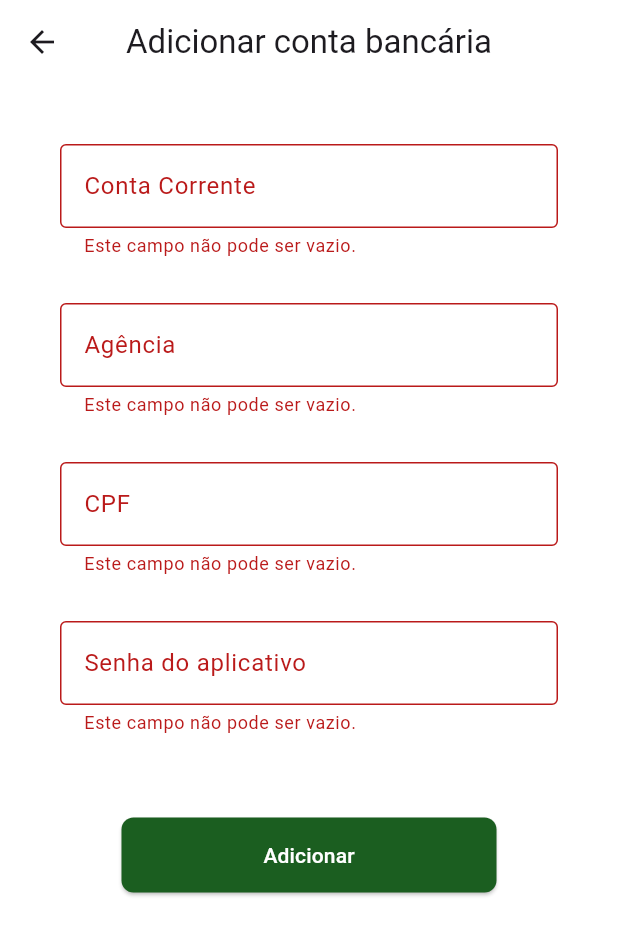
After one commit to holyicecream/Meu-Financeiro, a Flutter app: the DadosDaContaBancaria screen opened by its route, after a tap on "Adicionar", on a phone screen of 412 x 824 dp. The commit adds this screen. Shown: the top 935 px of the screen. Run offline on Flutter 3.47's test engine with Material 3 defaults, Android fonts, the phone set to English and light mode, and no system bars; our stand-ins replace fixnum; missing offline and left inert: mongo_dart.

Commit message:
criei a tela de bancos, ta cadastrando manualmente, outros updates

```diff
--- a/mongo_project/lib/Pages/Login.dart
+++ b/mongo_project/lib/Pages/Login.dart
@@ -120,8 +120,9 @@ class LoginState extends State<Login> {
                                   dataClientes[i]['cod_cliente'];
                               todosArguments.dataClientes.nomeCliente =
                                   dataClientes[i]['nome'];
-                              Navigator.pushNamed(context, '/Main',
-                                  arguments: todosArguments);
+                                  print("login.dart linha 123 ver dps");
+                              Navigator.pushNamed(context, '/Main', arguments: todosArguments);
+                              // Navigator.pushNamed(context, '/DadosDaContaBancaria', arguments: todosArguments);
                               // Navigator.pushNamed(context, '/VinculoBancarioOuInserçãoManual', arguments: todosArguments);
                             }
                           }
--- /dev/null
+++ b/mongo_project/lib/Pages/dados_da_conta_bancaria.dart
@@ -0,0 +1,247 @@
+// ignore_for_file: prefer_const_constructors, prefer_const_literals_to_create_immutables
+//selected color
+//unselected color
+//icons: login, person, wc, assignment, delete, login_outlined, foward
+import 'package:flutter/material.dart';
+import 'package:projeto_integrador/_backend/backend_dados_da_conta_bancaria.dart';
+import 'package:fixnum/fixnum.dart';
+import '../zDatabase/mongodb_bancos_usuario.dart';
+import '../zModels/model_area_consumo.dart';
+import '../zModels/model_bancos_usuario.dart';
+import '../zModels/model_bancos.dart';
+import '../zModels/model_clientes.dart';
+import '../zModels/model_extrato.dart';
+import '../zModels/model_tipo_transacao.dart';
+import '../zModels/todos_arguments.dart';
+
+import '../zDatabase/mongodb_clientes.dart';
+import '../zModels/model_clientes.dart';
+
+class DadosDaContaBancaria extends StatefulWidget {
+  const DadosDaContaBancaria({super.key});
+
+  @override
+  State<DadosDaContaBancaria> createState() => DadosDaContaBancariaState();
+}
+
+class DadosDaContaBancariaState extends State<DadosDaContaBancaria> {
+  TodosArguments todosArguments = TodosArguments(
+    dataAreaConsumo: MongoDbModelAreaConsumo(),
+    dataBancosUsuario: MongoDbModelBancosUsuario(),
+    dataBancos: MongoDbModelBancos(),
+    dataClientes: MongoDbModelClientes(),
+    dataExtrato: MongoDbModelExtrato(),
+    dataTransacao: MongoDbModelTipoTransacao(),
+  );
+  TextEditingController contaCorrenteController = TextEditingController();
+  TextEditingController agenciaController = TextEditingController();
+  TextEditingController cpfController = TextEditingController();
+  TextEditingController senhaController = TextEditingController();
+  List<Map<String, dynamic>> dataBancosUsuario = [
+    {'': ''}
+  ];
+  int count = 0;
+  final GlobalKey<FormState> formKey = GlobalKey<FormState>();
+  @override
+  Widget build(BuildContext context) {
+    inBuildDadosDaContaBancaria(context);
+    count++;
+    print("build $count");
+
+    try {
+      todosArguments =
+          ModalRoute.of(context)!.settings.arguments as TodosArguments;
+    } catch (e) {
+      // print(e.toString());
+    }
+
+    MongoDatabaseBancosUsuario.getData().then(
+      (value) {
+        dataBancosUsuario = value;
+        todosArguments.dataBancosUsuario.codBancoUsuario =
+            (value[value.length - 1]['cod_bancoUsuario'] + 1);
+      },
+    );
+    todosArguments.dataBancosUsuario.codCliente =
+        todosArguments.dataClientes.codCliente;
+    todosArguments.dataBancosUsuario.codBanco =
+        todosArguments.dataBancos.codBanco;
+    todosArguments.dataBancosUsuario.cpf = Int64.parseInt('0');
+    print("dados bancoUsuario ${todosArguments.dataBancosUsuario.toJson()}");
+
+    return Scaffold(
+      backgroundColor: Colors.white,
+      appBar: AppBar(
+        centerTitle: true,
+        title: Text('Adicionar conta bancária'),
+        backgroundColor: Colors.white,
+      ),
+      body: SingleChildScrollView(
+        child: Center(
+          child: Padding(
+            padding: EdgeInsets.all(20),
+            child: Form(
+              key: formKey,
+              child: Column(
+                crossAxisAlignment: CrossAxisAlignment.start,
+                children: [
+                  Padding(
+                    padding: EdgeInsets.all(20),
+                    child: Column(
+                      children: [
+                        TextFormField(
+                          controller: contaCorrenteController,
+                          validator: (value) {
+                            value ??= '';
+                            if (value == '') {
+                              return 'Este campo não pode ser vazio.';
+                            } else {
+                              return null;
+                            }
+                          },
+                          decoration: InputDecoration(
+                            border: OutlineInputBorder(),
+                            labelText: 'Conta Corrente',
+                          ),
+                        ),
+                        SizedBox(
+                          height: 30,
+                        ),
+                        TextFormField(
+                          controller: agenciaController,
+                          validator: (value) {
+                            value ??= '';
+                            if (value == '') {
+                              return 'Este campo não pode ser vazio.';
+                            } else {
+                              return null;
+                            }
+                          },
+                          decoration: InputDecoration(
+                            border: OutlineInputBorder(),
+                            labelText: 'Agência',
+                          ),
+                        ),
+                        SizedBox(
+                          height: 30,
+                        ),
+                        TextFormField(
+                          controller: cpfController,
+                          validator: (value) {
+                            value ??= '';
+                            if (value == '') {
+                              return 'Este campo não pode ser vazio.';
+                            } else if (value.length < 11) {
+                              return 'CPF inválido.';
+                            } else {
+                              return null;
+                            }
+                          },
+                          decoration: InputDecoration(
+                            border: OutlineInputBorder(),
+                            labelText: 'CPF',
+                          ),
+                        ),
+                        SizedBox(
+                          height: 30,
+                        ),
+                        TextFormField(
+                          controller: senhaController,
+                          validator: (value) {
+                            value ??= '';
+                            if (value == '') {
+                              return 'Este campo não pode ser vazio.';
+                            } else if (todosArguments.dataClientes.senha ==
+                                '') {
+                              return 'ih a senha quebrou';
+                            } else if (todosArguments.dataClientes.senha !=
+                                value) {
+                              return 'Senha incorreta.';
+                            } else {
+                              return null;
+                            }
+                          },
+                          obscureText: true,
+                          decoration: InputDecoration(
+                            border: OutlineInputBorder(),
+                            labelText: 'Senha do aplicativo',
+                          ),
+                        ),
+                      ],
+                    ),
+                  ),
+                  SizedBox(
+                    height: 35,
+                  ),
+                  Center(
+                    child: ElevatedButton(
+                      onPressed: () {
+                        if (formKey.currentState!.validate()) {
+                          todosArguments.dataBancosUsuario.agencia = agenciaController.text;
+                          todosArguments.dataBancosUsuario.contaCorrente = contaCorrenteController.text;
+                          todosArguments.dataBancosUsuario.cpf = Int64.tryParseInt(cpfController.text);
+
+                            todosArguments.dataBancosUsuario.codBanco = 1;
+                            print('aq chega');
+                            print(todosArguments.dataBancosUsuario.toJson());
+                            if (todosArguments.dataBancosUsuario.codBancoUsuario !=
+                                    null &&
+                                todosArguments.dataBancosUsuario.codCliente !=
+                                    0 &&
+                                todosArguments.dataBancosUsuario.codBanco !=
+                                    0 &&
+                                todosArguments.dataBancosUsuario.agencia !=
+                                    '' &&
+                                todosArguments
+                                        .dataBancosUsuario.contaCorrente !=
+                                    '' &&
+                                todosArguments.dataBancosUsuario.cpf != 0) {
+                              print('aq chega tb');
+                              MongoDatabaseBancosUsuario.insert(
+                                  todosArguments.dataBancosUsuario);
+                              Navigator.pushReplacementNamed(context, '/Main',
+                                  arguments: todosArguments);
+                            } else {}
+
+                        }
+                      },
+                      style: ButtonStyle(
+                        shape: MaterialStateProperty.all(RoundedRectangleBorder(
+                            borderRadius: BorderRadius.circular(8))),
+                        backgroundColor: MaterialStateColor.resolveWith(
+                            (states) => Colors.green.shade900),
+                        minimumSize:
+                            MaterialStateProperty.resolveWith((states) {
+                          return Size(250, 50);
+                        }),
+                      ),
+                      child: Text(
+                        "Adicionar",
+                        style: TextStyle(color: Colors.white),
+                      ),
+                    ),
+                  ),
+                  // SizedBox(
+                  //   height: 10,
+                  // ),
+                  // Row(
+                  //   mainAxisAlignment: MainAxisAlignment.center,
+                  //   children: [
+                  //     Text("Já tem uma conta?  "),
+                  //     GestureDetector(
+                  //       child: Text("Entrar."),
+                  //       onTap: () {
+                  //         entrarOnTap(context);
+                  //       },
+                  //     )
+                  //   ],
+                  // )
+                ],
+              ),
+            ),
+          ),
+        ),
+      ),
+    );
+  }
+}
--- a/mongo_project/lib/Pages/jeantxt.dart
+++ b/mongo_project/lib/Pages/jeantxt.dart
@@ -56,7 +56,7 @@ class MainState extends State<Main> {
                       Row(
                         children: [
                           Text(
-                            '$saldo',
+                            '${saldo}',
                             style: TextStyle(
                               fontWeight: FontWeight.bold,
                               fontSize: 20,
--- a/mongo_project/lib/Pages/login.dart
+++ b/mongo_project/lib/Pages/login.dart
@@ -120,8 +120,9 @@ class LoginState extends State<Login> {
                                   dataClientes[i]['cod_cliente'];
                               todosArguments.dataClientes.nomeCliente =
                                   dataClientes[i]['nome'];
-                              Navigator.pushNamed(context, '/Main',
-                                  arguments: todosArguments);
+                                  print("login.dart linha 123 ver dps");
+                              Navigator.pushNamed(context, '/Main', arguments: todosArguments);
+                              // Navigator.pushNamed(context, '/DadosDaContaBancaria', arguments: todosArguments);
                               // Navigator.pushNamed(context, '/VinculoBancarioOuInserçãoManual', arguments: todosArguments);
                             }
                           }
--- a/mongo_project/lib/_backend/backend_dados_da_conta_bancaria.dart
+++ b/mongo_project/lib/_backend/backend_dados_da_conta_bancaria.dart
@@ -1,6 +1,6 @@
-import 'package:fixnum/fixnum.dart';
 import 'package:flutter/material.dart';
 
+import 'package:fixnum/fixnum.dart';
 import '../zDatabase/mongodb_bancos_usuario.dart';
 import '../zModels/model_area_consumo.dart';
 import '../zModels/model_bancos_usuario.dart';
--- a/mongo_project/lib/main.dart
+++ b/mongo_project/lib/main.dart
@@ -3,6 +3,7 @@
 import 'package:flutter/material.dart';
 import 'package:projeto_integrador/Pages/add_extrato.dart';
 import 'package:projeto_integrador/Pages/cadastro.dart';
+import 'package:projeto_integrador/Pages/dados_da_conta_bancaria.dart';
 import 'package:projeto_integrador/Pages/login_cadastro.dart';
 import 'package:projeto_integrador/Pages/login.dart';
 import 'package:projeto_integrador/Pages/jeantxt.dart';
@@ -65,7 +66,7 @@ class MyApp extends StatelessWidget {
         '/EntrarComContaJaExistente': (context) => PageTeste(),
         '/VinculoBancarioOuInserçãoManual': (context) => PageTeste(),
         '/SelecaoDeBanco': (context) => PageTeste(),
-        '/DadosDaContaBancaria': (context) => PageTeste(),
+        '/DadosDaContaBancaria': (context) => DadosDaContaBancaria(),
         '/InsercaoManualDosDadosBancarios': (context) => PageTeste(),
         '/PersonalizarNome': (context) => PageTeste(),
         '/AlterarSenha': (context) => PageTeste(),
```
